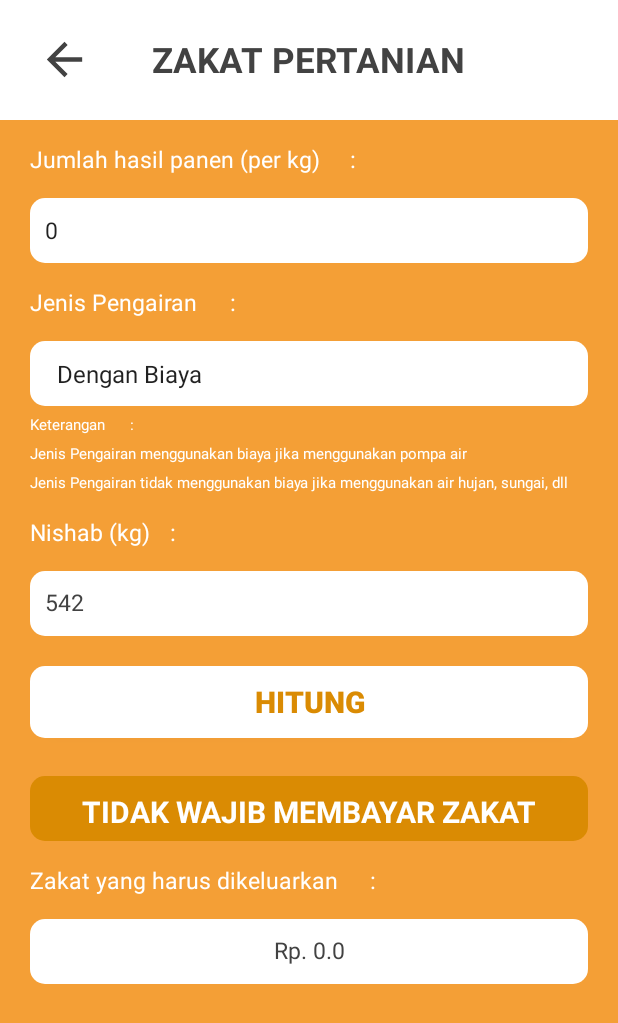
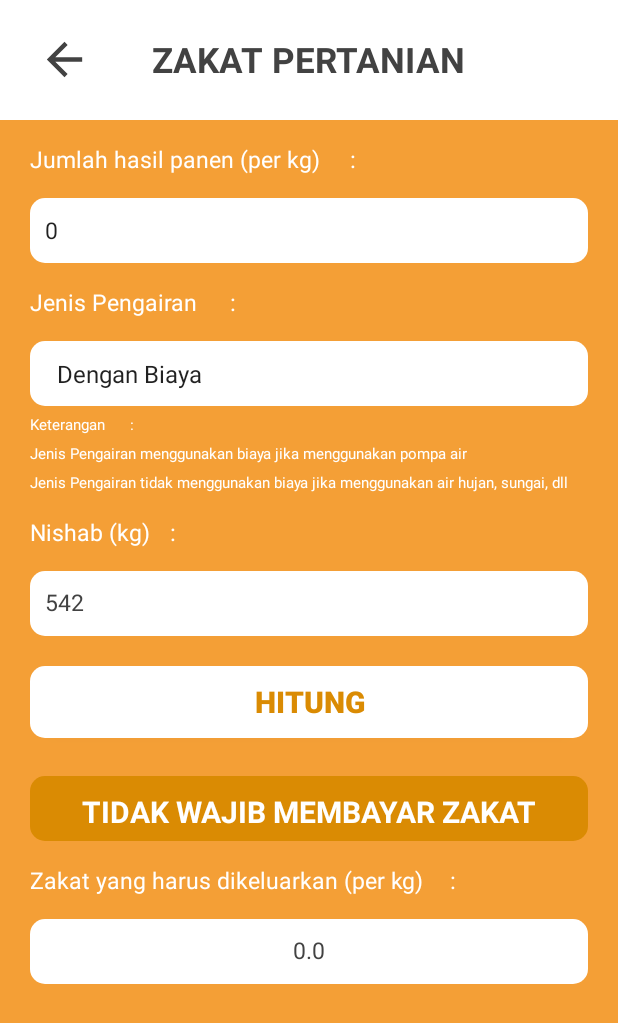
Before and after one commit to Bermantio/taandroid2022, an Android app: the KalkulatorZakatPertanian screen opened directly, with no data from a screen before it, after a tap on "HITUNG", on a phone screen of 412 x 824 dp. Shown: the top 1023 px of the screen. Run offline under Robolectric (Android 15) with nearby library versions, the phone set to English and light mode, and no system bars.

```diff
--- a/app/src/main/java/com/example/lazismu/KalkulatorZakatPertanian.java
+++ b/app/src/main/java/com/example/lazismu/KalkulatorZakatPertanian.java
@@ -48,26 +48,26 @@ public class KalkulatorZakatPertanian extends AppCompatActivity {
 
     public void hitung(View view) {
         jumlahhasilpanen = Double.parseDouble(txtjumlahhasilpanen.getText().toString());
-        nishab = Double.parseDouble(txtjumlahhasilpanen.getText().toString());
+        nishab = Double.parseDouble(txtnishab.getText().toString());
         String jenispengairan = txtjenispengairan.getSelectedItem().toString();
-        if (jenispengairan == "Dengan Biaya") {
+        if (jenispengairan != "Dengan Biaya") {
             hasil = jumlahhasilpanen * 0.005;
             if (nishab < hasil) {
                 txtstatuszakat.setText("WAJIB MEMBAYAR ZAKAT");
-                txthasil.setText("Rp. " + hasil);
+                txthasil.setText("" + hasil);
             } else {
                 txtstatuszakat.setText("TIDAK WAJIB MEMBAYAR ZAKAT");
-                txthasil.setText("Rp. " + hasil);
+                txthasil.setText("" + hasil);
             }
         }
         else {
             hasil = jumlahhasilpanen * 0.1;
             if (nishab < hasil) {
                 txtstatuszakat.setText("WAJIB MEMBAYAR ZAKAT");
-                txthasil.setText("Rp. " + hasil);
+                txthasil.setText("" + hasil);
             } else {
                 txtstatuszakat.setText("TIDAK WAJIB MEMBAYAR ZAKAT");
-                txthasil.setText("Rp. " + hasil);
+                txthasil.setText("" + hasil);
             }
         }
     }
--- a/app/src/main/res/layout/activity_kalkulator_zakat_pertanian.xml
+++ b/app/src/main/res/layout/activity_kalkulator_zakat_pertanian.xml
@@ -183,7 +183,7 @@
                 android:layout_below="@id/txtstatuszakat"
                 android:layout_marginHorizontal="20dp"
                 android:layout_marginTop="15dp"
-                android:text="Zakat yang harus dikeluarkan\t\t:"
+                android:text="Zakat yang harus dikeluarkan (per kg)\t\t:"
                 android:textColor="@color/white"
                 android:textSize="15dp" />
 
```
